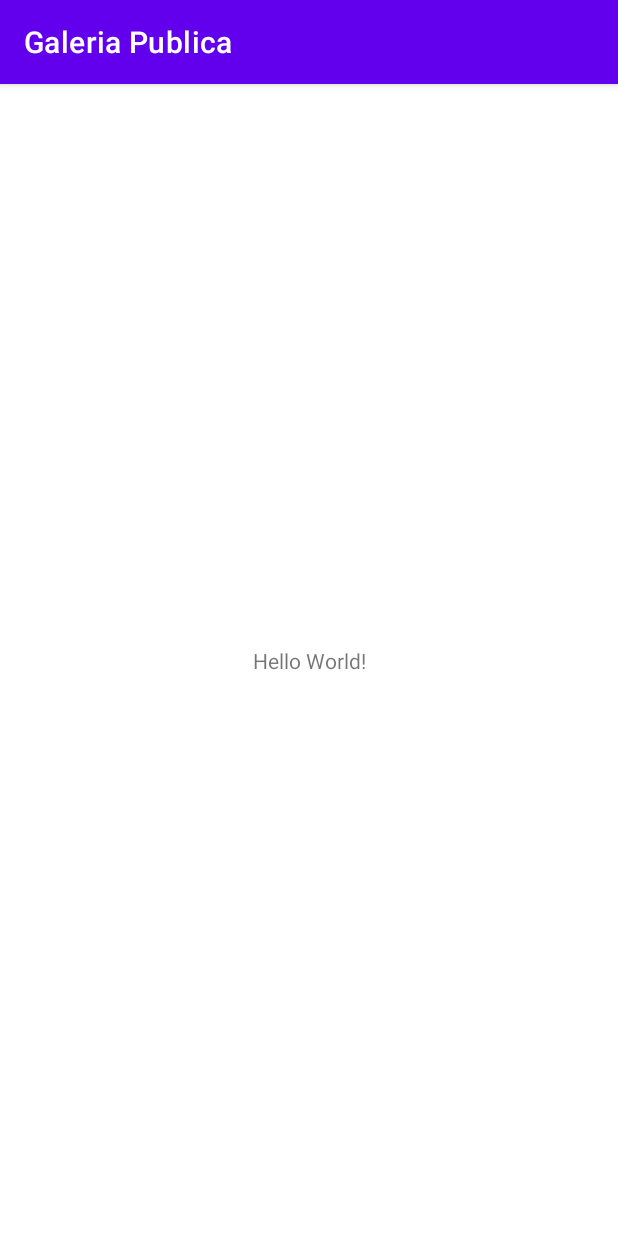
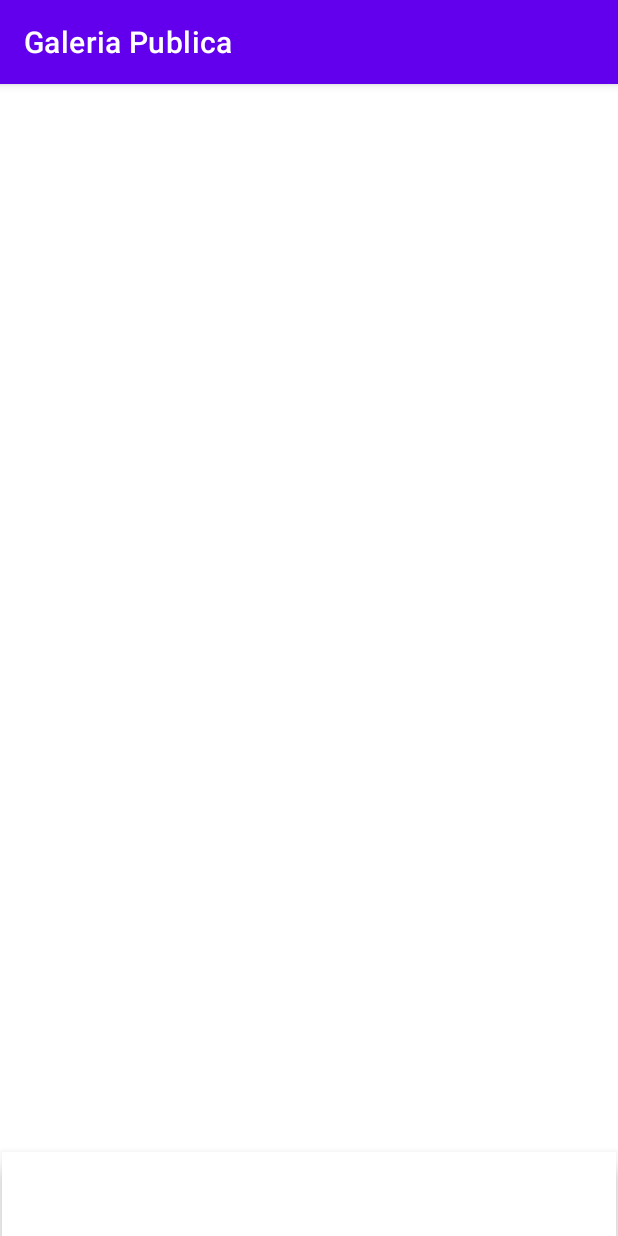
Before and after one commit to AlphaLup/GaleriaPublica, an Android app: the screen it shows after launch (MainActivity), on a phone screen of 412 x 824 dp. Run offline under Robolectric (Android 15) with nearby library versions, the phone set to English and light mode, and no system bars.

Commit message:
Commit passo 1

```diff
--- a/app/src/main/res/layout/activity_main.xml
+++ b/app/src/main/res/layout/activity_main.xml
@@ -6,13 +6,21 @@
     android:layout_height="match_parent"
     tools:context=".MainActivity">
 
-    <TextView
-        android:layout_width="wrap_content"
+    <com.google.android.material.bottomnavigation.BottomNavigationView
+        android:id="@+id/bottomNavigationView"
+        android:layout_width="409dp"
         android:layout_height="wrap_content"
-        android:text="Hello World!"
         app:layout_constraintBottom_toBottomOf="parent"
         app:layout_constraintEnd_toEndOf="parent"
+        app:layout_constraintStart_toStartOf="parent" />
+
+    <FrameLayout
+        android:id="@+id/frameLayout"
+        android:layout_width="409dp"
+        android:layout_height="673dp"
+        app:layout_constraintEnd_toEndOf="parent"
         app:layout_constraintStart_toStartOf="parent"
-        app:layout_constraintTop_toTopOf="parent" />
+        app:layout_constraintTop_toTopOf="parent">
 
+    </FrameLayout>
 </androidx.constraintlayout.widget.ConstraintLayout>
```
